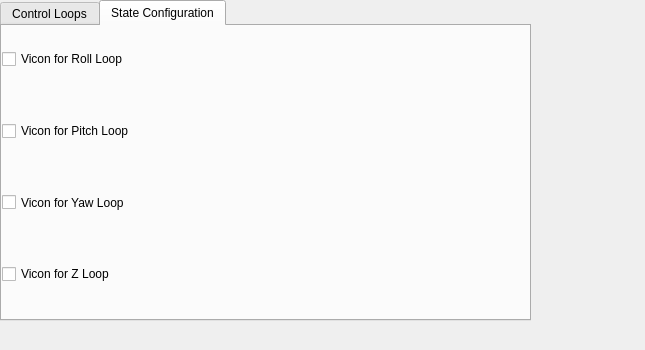
First picture: the form in gcs/ui/flightcontrol.ui, repository lijian8/ahns10, before the edit.
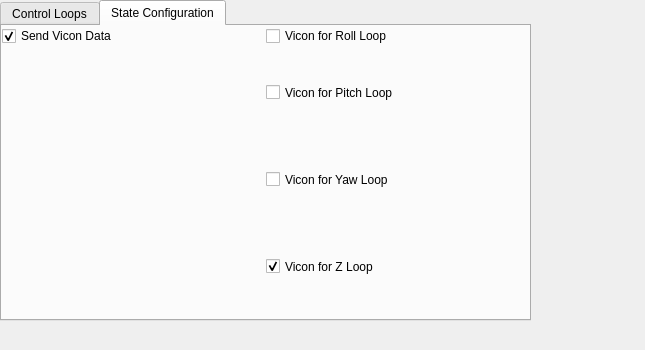
Second picture: the form after the edit. The open tabs and pages were chosen to show the change.

Commit message: gcs now selecting if to send vicon

```diff
--- a/gcs/ui/flightcontrol.ui
+++ b/gcs/ui/flightcontrol.ui
@@ -1581,7 +1581,7 @@
       <property name="bottomMargin">
        <number>0</number>
       </property>
-      <item row="0" column="0">
+      <item row="0" column="1">
        <widget class="QCheckBox" name="rollAngleViconChkbox">
         <property name="sizePolicy">
          <sizepolicy hsizetype="Minimum" vsizetype="Minimum">
@@ -1600,7 +1600,7 @@
         </property>
        </widget>
       </item>
-      <item row="1" column="0">
+      <item row="1" column="1">
        <widget class="QCheckBox" name="pitchAngleViconChkbox">
         <property name="sizePolicy">
          <sizepolicy hsizetype="Minimum" vsizetype="Minimum">
@@ -1619,7 +1619,7 @@
         </property>
        </widget>
       </item>
-      <item row="2" column="0">
+      <item row="2" column="1">
        <widget class="QCheckBox" name="yawAngleViconChkbox">
         <property name="sizePolicy">
          <sizepolicy hsizetype="Minimum" vsizetype="Minimum">
@@ -1638,7 +1638,7 @@
         </property>
        </widget>
       </item>
-      <item row="3" column="0">
+      <item row="3" column="1">
        <widget class="QCheckBox" name="zViconChkbox">
         <property name="sizePolicy">
          <sizepolicy hsizetype="Minimum" vsizetype="Minimum">
@@ -1654,6 +1654,19 @@
         </property>
         <property name="text">
          <string>Vicon for Z Loop</string>
+        </property>
+        <property name="checked">
+         <bool>true</bool>
+        </property>
+       </widget>
+      </item>
+      <item row="0" column="0">
+       <widget class="QCheckBox" name="sendViconChkbox">
+        <property name="text">
+         <string>Send Vicon Data</string>
+        </property>
+        <property name="checked">
+         <bool>true</bool>
         </property>
        </widget>
       </item>
```
Left out of the diff: 2 changed lines with no effect on the pictures. The commit also changes 5 other files.
